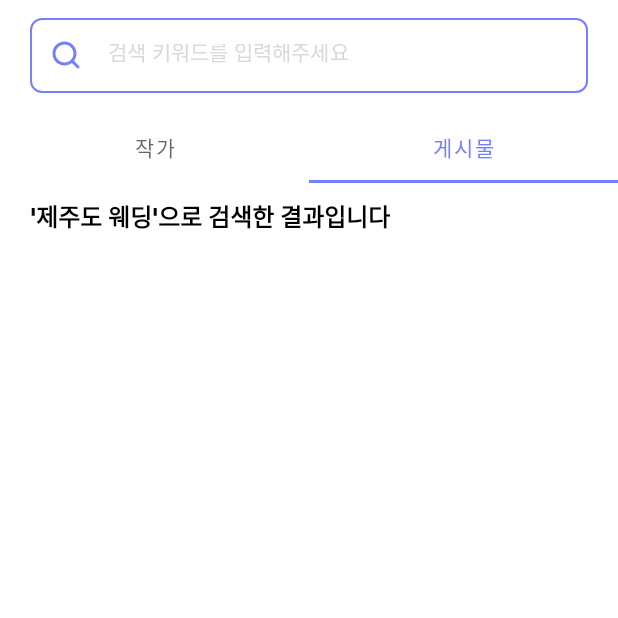
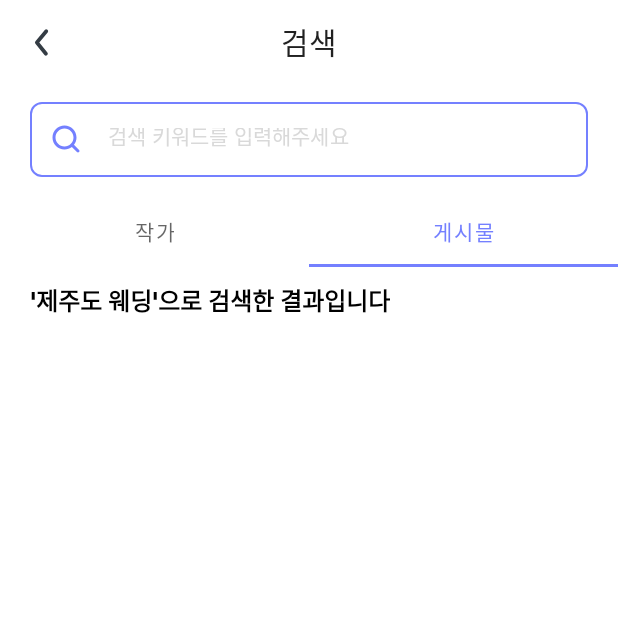
Before and after one commit to SMILE-SSAFY/SMILE-Android, an Android app: the SearchResultFragment screen opened through its navigation route, tab 2 chosen, on a phone screen of 412 x 824 dp, the top half of it. Run offline under Robolectric (Android 15) with nearby library versions, the phone set to English and light mode, and no system bars; libraries missing offline, so code that uses them is left out: com.kakao.sdk, es.dmoral.toasty; 1 statement that could not run was skipped.

Commit message:
[FEAT] #17 - 작가 카테고리 검색 작가 검색 서버 통신 -> DTO 수정 필요
Former-commit-id: 433b6a1b7cc90acc9925c4645f7fce6a4f6c6b2e

```diff
--- a/Smile_Android/app/src/main/java/com/ssafy/smile/data/DataSourceInstances.kt
+++ b/Smile_Android/app/src/main/java/com/ssafy/smile/data/DataSourceInstances.kt
@@ -22,10 +22,14 @@ class DataSourceInstances(serviceInstances: ServiceInstances) {
     @Singleton
     private val postRemoteDataSourceImpl: PostRemoteDataSourceImpl = PostRemoteDataSourceImpl(serviceInstances.getPostApiService())
 
+    @Singleton
+    private val searchRemoteDataSourceImpl: SearchRemoteDataSourceImpl = SearchRemoteDataSourceImpl(serviceInstances.getSearchApiService())
+
     fun getUserRemoteDataSource(): UserRemoteDataSourceImpl = userRemoteDataSourceImpl
     fun getPortfolioRemoteDataSource(): PortfolioRemoteDataSourceImpl = portfolioRemoteDataSourceImpl
     fun getLikeRemoteDataSource(): LikeRemoteDataSourceImpl = likeRemoteDataSourceImpl
     fun getPhotographerRemoteDataSource() : PhotographerRemoteDataSourceImpl = photographerRemoteDataSourceImpl
     fun getPostRemoteDataSource(): PostRemoteDataSourceImpl = postRemoteDataSourceImpl
+    fun getSearchRemoteDataSource(): SearchRemoteDataSourceImpl = searchRemoteDataSourceImpl
 
 }
--- a/Smile_Android/app/src/main/java/com/ssafy/smile/data/RepositoryInstances.kt
+++ b/Smile_Android/app/src/main/java/com/ssafy/smile/data/RepositoryInstances.kt
@@ -21,9 +21,13 @@ class RepositoryInstances(dataSourceInstances: DataSourceInstances) {
     @Singleton
     private val postRepository: PostRepositoryImpl = PostRepositoryImpl(dataSourceInstances.getPostRemoteDataSource())
 
+    @Singleton
+    private val searchRepository: SearchRepositoryImpl = SearchRepositoryImpl(dataSourceInstances.getSearchRemoteDataSource())
+
     fun getUserRepository(): UserRepositoryImpl = userRepository
     fun getPortfolioRepository(): PortfolioRepositoryImpl = portfolioRepository
     fun getLikeRepository(): LikeRepositoryImpl = likeRepository
     fun getPhotographerRepository() : PhotographerRepositoryImpl = photographerRepository
     fun getPostRepository(): PostRepositoryImpl = postRepository
+    fun getSearchRepository(): SearchRepositoryImpl = searchRepository
 }
--- a/Smile_Android/app/src/main/java/com/ssafy/smile/data/ServiceInstances.kt
+++ b/Smile_Android/app/src/main/java/com/ssafy/smile/data/ServiceInstances.kt
@@ -20,10 +20,14 @@ class ServiceInstances(retrofitInstances : RetrofitInstances) {
     @Singleton
     private val postApiService: PostApiService = retrofitInstances.getRetrofit().create(PostApiService::class.java)
 
+    @Singleton
+    private val searchApiService: SearchApiService = retrofitInstances.getRetrofit().create(SearchApiService::class.java)
+
     fun getUserApiService() : UserApiService = userApiService
     fun getPortfolioApiService(): PortfolioApiService = portfolioApiService
     fun getLikeApiService(): LikeApiService = likeApiService
     fun getPhotographerApiService() : PhotographerApiService = photographerApiService
     fun getPostApiService(): PostApiService = postApiService
+    fun getSearchApiService(): SearchApiService = searchApiService
 
 }
--- /dev/null
+++ b/Smile_Android/app/src/main/java/com/ssafy/smile/data/remote/datasource/SearchRemoteDataSource.kt
@@ -0,0 +1,8 @@
+package com.ssafy.smile.data.remote.datasource
+
+import com.ssafy.smile.data.remote.model.SearchPhotographerResponseDto
+import retrofit2.Response
+
+interface SearchRemoteDataSource {
+    fun searchPhotographer(category:String): Response<ArrayList<SearchPhotographerResponseDto>>
+}
--- /dev/null
+++ b/Smile_Android/app/src/main/java/com/ssafy/smile/domain/repository/SearchRepository.kt
@@ -0,0 +1,5 @@
+package com.ssafy.smile.domain.repository
+
+interface SearchRepository {
+    suspend fun searchPhotographer(category:String)
+}
--- a/Smile_Android/app/src/main/java/com/ssafy/smile/presentation/adapter/SearchViewPagerAdapter.kt
+++ b/Smile_Android/app/src/main/java/com/ssafy/smile/presentation/adapter/SearchViewPagerAdapter.kt
@@ -3,11 +3,11 @@ package com.ssafy.smile.presentation.adapter
 import androidx.fragment.app.Fragment
 import androidx.fragment.app.FragmentActivity
 import androidx.viewpager2.adapter.FragmentStateAdapter
-import com.ssafy.smile.presentation.view.home.ResultArticleFragment
+import com.ssafy.smile.presentation.view.home.ResultPostFragment
 import com.ssafy.smile.presentation.view.home.ResultPhotographerFragment
 
 class SearchViewPagerAdapter(activity: FragmentActivity) : FragmentStateAdapter(activity){
-    private val fragmentList = listOf(ResultPhotographerFragment(), ResultArticleFragment())
+    private val fragmentList = listOf(ResultPhotographerFragment(), ResultPostFragment())
 
     override fun getItemCount(): Int {
         return fragmentList.size
--- a/Smile_Android/app/src/main/java/com/ssafy/smile/presentation/view/home/ResultPhotographerFragment.kt
+++ b/Smile_Android/app/src/main/java/com/ssafy/smile/presentation/view/home/ResultPhotographerFragment.kt
@@ -1,34 +1,52 @@
 package com.ssafy.smile.presentation.view.home
 
+import androidx.fragment.app.activityViewModels
 import androidx.recyclerview.widget.LinearLayoutManager
 import com.ssafy.smile.R
+import com.ssafy.smile.common.util.NetworkUtils
 import com.ssafy.smile.databinding.FragmentResultPhotographerBinding
 import com.ssafy.smile.domain.model.CustomPhotographerDomainDto
+import com.ssafy.smile.domain.model.Types
 import com.ssafy.smile.presentation.adapter.ResultPhotographerRecyclerAdapter
 import com.ssafy.smile.presentation.base.BaseFragment
+import com.ssafy.smile.presentation.viewmodel.home.SearchViewModel
 
 class ResultPhotographerFragment : BaseFragment<FragmentResultPhotographerBinding>(FragmentResultPhotographerBinding::bind, R.layout.fragment_result_photographer) {
 
+    private val searchViewModel by activityViewModels<SearchViewModel>()
     private lateinit var resultPhotographerRecyclerAdapter: ResultPhotographerRecyclerAdapter
     private val recyclerData = mutableListOf<CustomPhotographerDomainDto>()
 
     override fun initView() {
-        for (i in 1..20) {
-            recyclerData.add(CustomPhotographerDomainDto(
-                "http://image.dongascience.com/Photo/2020/03/5bddba7b6574b95d37b6079c199d7101.jpg",
-                "애견 사진",
-                "홍길동",
-                "구미시",
-                "100,000원 부터~",
-                true,
-                200
-            ))
-        }
+        setObserver()
         initRecycler()
     }
 
+    private fun setObserver() {
+        searchPhotographerResponseObserver()
+    }
+
+    private fun searchPhotographerResponseObserver() {
+        searchViewModel.searchPhotographerResponse.observe(viewLifecycleOwner) {
+            when(it) {
+                is NetworkUtils.NetworkResponse.Success -> {
+                    dismissLoadingDialog()
+                    it.data.forEach { data ->
+                        recyclerData.add(data.toCustomPhotographerDomainDto())
+                    }
+                }
+                is NetworkUtils.NetworkResponse.Failure -> {
+                    dismissLoadingDialog()
+                    showToast(requireContext(), "작가 검색 요청에 실패했습니다. 다시 시도해주세요.", Types.ToastType.WARNING)
+                }
+                is NetworkUtils.NetworkResponse.Loading -> {
+                    showLoadingDialog(requireContext())
+                }
+            }
+        }
+    }
+
     override fun setEvent() {
-//        TODO("Not yet implemented")
     }
 
     private fun initRecycler() {
--- a/Smile_Android/app/src/main/java/com/ssafy/smile/presentation/view/home/ResultArticleFragment.kt
+++ b/Smile_Android/app/src/main/java/com/ssafy/smile/presentation/view/home/ResultPostFragment.kt
@@ -1,10 +1,10 @@
 package com.ssafy.smile.presentation.view.home
 
 import com.ssafy.smile.R
-import com.ssafy.smile.databinding.FragmentResultArticleBinding
+import com.ssafy.smile.databinding.FragmentResultPostBinding
 import com.ssafy.smile.presentation.base.BaseFragment
 
-class ResultArticleFragment : BaseFragment<FragmentResultArticleBinding>(FragmentResultArticleBinding::bind, R.layout.fragment_result_article) {
+class ResultPostFragment : BaseFragment<FragmentResultPostBinding>(FragmentResultPostBinding::bind, R.layout.fragment_result_post) {
     override fun initView() {
 //        TODO("Not yet implemented")
     }
--- a/Smile_Android/app/src/main/java/com/ssafy/smile/presentation/view/home/SearchResultFragment.kt
+++ b/Smile_Android/app/src/main/java/com/ssafy/smile/presentation/view/home/SearchResultFragment.kt
@@ -1,18 +1,46 @@
 package com.ssafy.smile.presentation.view.home
 
+import android.view.KeyEvent
+import android.view.KeyEvent.KEYCODE_ENTER
+import androidx.appcompat.widget.Toolbar
+import androidx.fragment.app.activityViewModels
 import com.google.android.material.tabs.TabLayoutMediator
 import com.ssafy.smile.R
+import com.ssafy.smile.common.util.hideKeyboard
 import com.ssafy.smile.databinding.FragmentSearchResultBinding
 import com.ssafy.smile.presentation.adapter.SearchViewPagerAdapter
 import com.ssafy.smile.presentation.base.BaseFragment
+import com.ssafy.smile.presentation.viewmodel.home.SearchViewModel
 
 class SearchResultFragment : BaseFragment<FragmentSearchResultBinding>(FragmentSearchResultBinding::bind, R.layout.fragment_search_result) {
+    private val searchViewModel by activityViewModels<SearchViewModel>()
+
     override fun initView() {
         setViewPager()
+        initToolbar()
+    }
+
+    private fun initToolbar(){
+        val toolbar : Toolbar = binding.layoutToolbar.tbToolbar
+        toolbar.initToolbar("검색", true)
     }
 
     override fun setEvent() {
-//        TODO("Not yet implemented")
+        setSearchEvent()
+    }
+
+    private fun setSearchEvent() {
+        binding.apply {
+            etSearch.setOnKeyListener { view, keyCode, keyEvent ->
+                if (keyEvent.action == KeyEvent.ACTION_DOWN && keyCode == KEYCODE_ENTER) {
+                    hideKeyboard(view)
+                    searchViewModel.searchPhotographer(etSearch.text.toString())
+                    true
+                } else {
+                    false
+                }
+            }
+        }
     }
 
     private fun setViewPager() {
--- /dev/null
+++ b/Smile_Android/app/src/main/java/com/ssafy/smile/presentation/viewmodel/home/SearchViewModel.kt
@@ -0,0 +1,24 @@
+package com.ssafy.smile.presentation.viewmodel.home
+
+import androidx.lifecycle.LiveData
+import androidx.lifecycle.viewModelScope
+import com.ssafy.smile.Application
+import com.ssafy.smile.common.util.NetworkUtils
+import com.ssafy.smile.data.remote.model.SearchPhotographerResponseDto
+import com.ssafy.smile.presentation.base.BaseViewModel
+import kotlinx.coroutines.launch
+
+class SearchViewModel: BaseViewModel() {
+    private val searchRepository = Application.repositoryInstances.getSearchRepository()
+
+    // 작가 검색 결과를 관리하는 LiveData
+    val searchPhotographerResponse: LiveData<NetworkUtils.NetworkResponse<ArrayList<SearchPhotographerResponseDto>>>
+        get() = searchRepository.searchPhotographerLiveData
+
+    // 작가 검색을 수행하는 함수
+    fun searchPhotographer(category: String) {
+        viewModelScope.launch {
+            searchRepository.searchPhotographer(category)
+        }
+    }
+}
--- a/Smile_Android/app/src/main/res/layout/fragment_result_article.xml
+++ b/Smile_Android/app/src/main/res/layout/fragment_result_post.xml
@@ -4,7 +4,7 @@
     xmlns:tools="http://schemas.android.com/tools"
     android:layout_width="match_parent"
     android:layout_height="match_parent"
-    tools:context=".presentation.view.home.ResultArticleFragment">
+    tools:context=".presentation.view.home.ResultPostFragment">
 
     <TextView
         android:id="@+id/tv_result"
--- a/Smile_Android/app/src/main/res/layout/fragment_search_result.xml
+++ b/Smile_Android/app/src/main/res/layout/fragment_search_result.xml
@@ -5,6 +5,12 @@
     android:layout_height="match_parent"
     xmlns:app="http://schemas.android.com/apk/res-auto"
     tools:context=".presentation.view.home.SearchResultFragment">
+
+    <include
+        android:id="@+id/layout_toolbar"
+        layout="@layout/layout_common_toolbar"
+        android:layout_width="match_parent"
+        android:layout_height="wrap_content" />
 
     <com.google.android.material.textfield.TextInputLayout
         android:id="@+id/til_search"
@@ -17,10 +23,10 @@
         app:startIconTint="@color/blue400"
         app:layout_constraintEnd_toEndOf="parent"
         app:layout_constraintStart_toStartOf="parent"
-        app:layout_constraintTop_toTopOf="parent">
+        app:layout_constraintTop_toBottomOf="@+id/layout_toolbar">
 
         <com.google.android.material.textfield.TextInputEditText
-            android:id="@+id/et_id"
+            android:id="@+id/et_search"
             style="@style/Et4DirOutlined.TextInputEditText"
             android:layout_width="match_parent"
             android:layout_height="wrap_content"
```
Also changed, not shown: Smile_Android/app/src/main/java/com/ssafy/smile/data/remote/datasource/SearchRemoteDataSourceImpl.kt (added, +11 -0 lines), Smile_Android/app/src/main/java/com/ssafy/smile/data/remote/model/SearchPhotographerResponseDto.kt (added, +20 -0 lines), Smile_Android/app/src/main/java/com/ssafy/smile/data/remote/repository/SearchRepositoryImpl.kt (added, +21 -0 lines), Smile_Android/app/src/main/java/com/ssafy/smile/data/remote/service/SearchApiService.kt (added, +11 -0 lines).
